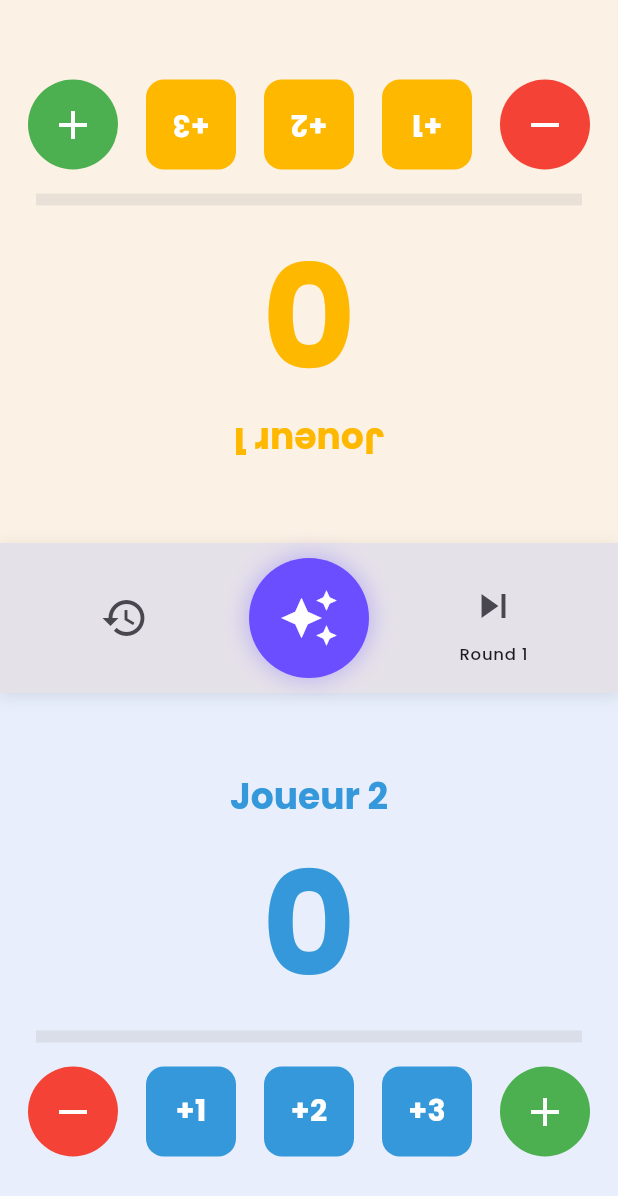
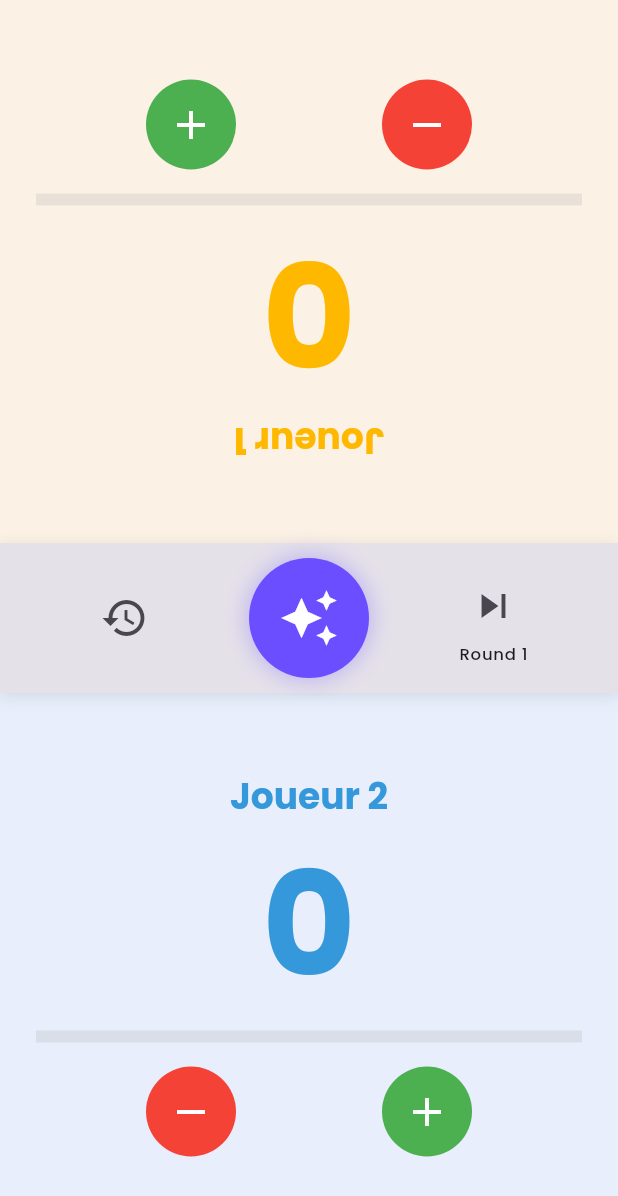
Before and after one commit to Jbijjer/lorcana_lore_counter, a Flutter app: the screen it shows after launch, on a phone screen of 412 x 824 dp. Shown: the top 1196 px of the screen. Run offline on Flutter 3.47's test engine with Material 3 defaults, Android fonts, the phone set to English and light mode, and no system bars; our stand-ins replace flutter_riverpod, freezed_annotation, google_fonts, hive_flutter, riverpod_annotation; accounts and stored records are empty; generated files the repository leaves out were written again.

Commit message:
Simplify score buttons: keep only +/- buttons
Removed quick increment buttons (+1, +2, +3) and kept only:
- Minus button (red): -1 on tap, -5 on long press
- Plus button (green): +1 on tap, +5 on long press

Also removed unused _QuickButton widget class.

```diff
--- a/lib/features/game/presentation/widgets/player_zone.dart
+++ b/lib/features/game/presentation/widgets/player_zone.dart
@@ -89,18 +89,6 @@ class PlayerZone extends StatelessWidget {
                 },
               ),
 
-              // Boutons d'incrémentation rapide
-              ...AppConstants.quickIncrements.map(
-                (value) => _QuickButton(
-                  value: value,
-                  color: player.color,
-                  onPressed: () {
-                    HapticUtils.light();
-                    onIncrement(value);
-                  },
-                ),
-              ),
-
               // Bouton +
               _ActionButton(
                 icon: Icons.add,
@@ -171,42 +159,3 @@ class _ActionButton extends StatelessWidget {
     );
   }
 }
-
-/// Bouton d'incrémentation rapide
-class _QuickButton extends StatelessWidget {
-  const _QuickButton({
-    required this.value,
-    required this.color,
-    required this.onPressed,
-  });
-
-  final int value;
-  final Color color;
-  final VoidCallback onPressed;
-
-  @override
-  Widget build(BuildContext context) {
-    return SizedBox(
-      width: AppConstants.buttonSize,
-      height: AppConstants.buttonSize,
-      child: Material(
-        color: color,
-        borderRadius: BorderRadius.circular(12),
-        child: InkWell(
-          onTap: onPressed,
-          borderRadius: BorderRadius.circular(12),
-          child: Center(
-            child: Text(
-              '+$value',
-              style: const TextStyle(
-                color: Colors.white,
-                fontSize: 20,
-                fontWeight: FontWeight.bold,
-              ),
-            ),
-          ),
-        ),
-      ),
-    );
-  }
-}
```
